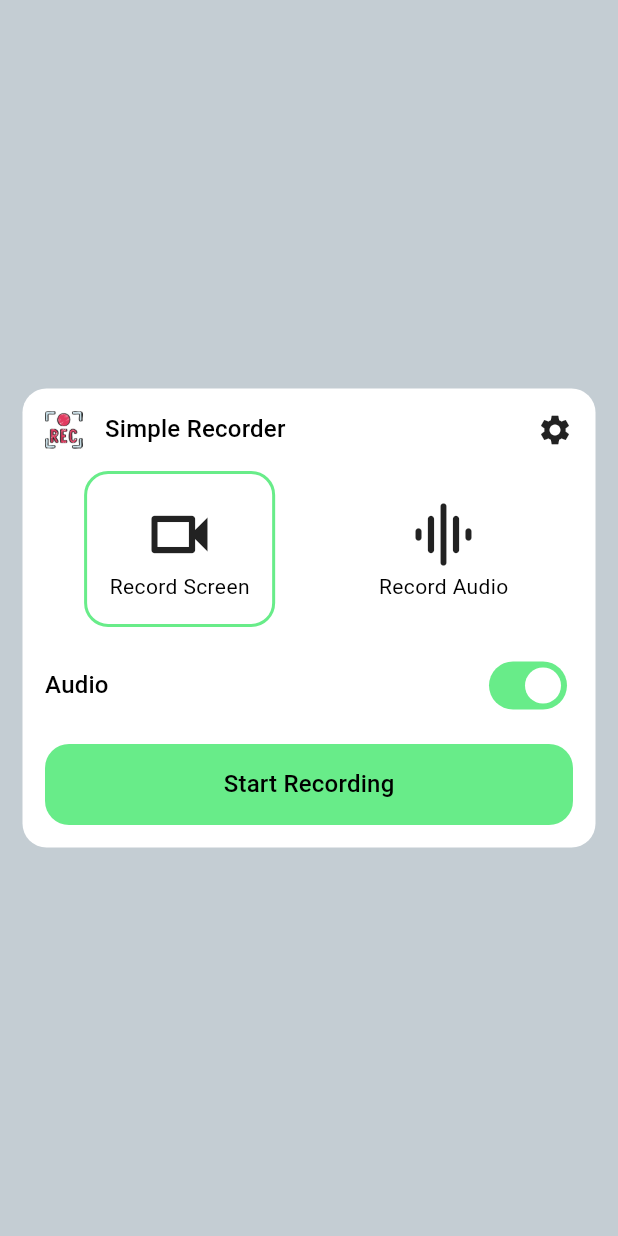
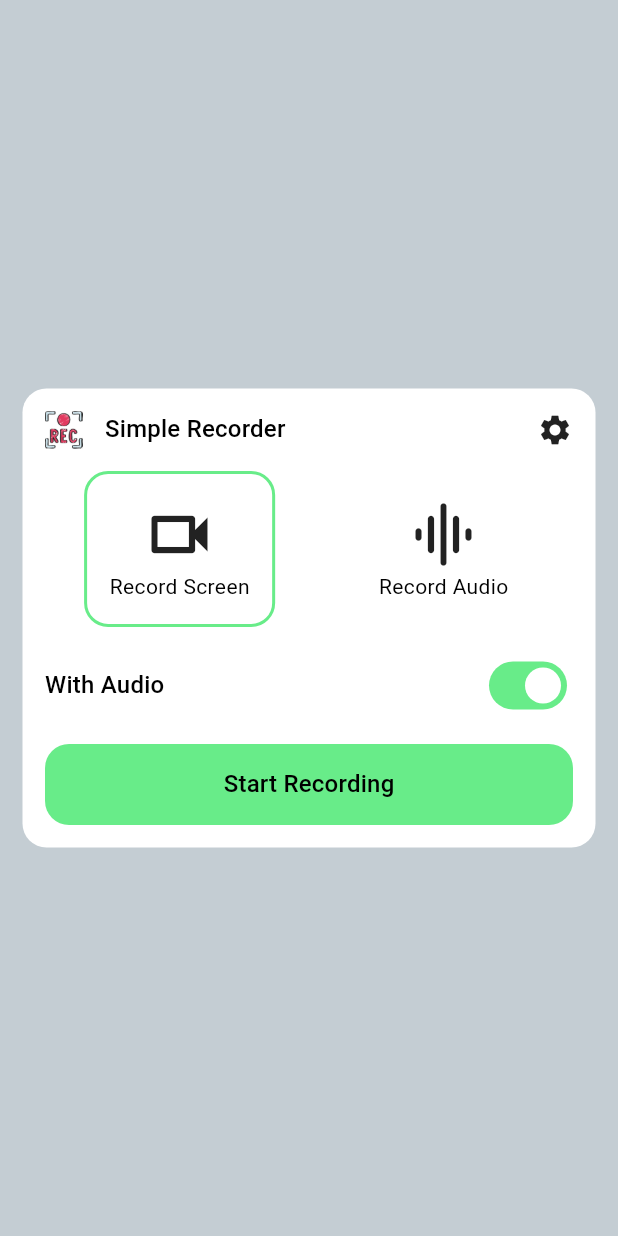
Before and after one commit to jchocola/screen_audio_recorder, a Flutter app: the screen it shows after launch, after a tap on "Record Screen", on a phone screen of 412 x 824 dp. Run offline on Flutter 3.47's test engine with Material 3 defaults, Android fonts, the phone set to English and light mode, and no system bars; our stand-ins replace easy_localization, equatable, flutter_bloc, logger; missing offline and left inert: easy_localization_loader, fft_recorder_ui, flutter_recorder, flutter_screen_recording.

Commit message:
translated app

```diff
--- /dev/null
+++ b/lib/core/app_text/app_text.dart
@@ -0,0 +1,23 @@
+// ignore_for_file: constant_identifier_names
+
+class AppText {
+  static const String simple_recoder = 'simple_recoder';
+  static const String audio_recording = 'audio_recording';
+
+  static const String screen_recording = 'screen_recording';
+  static const String language = 'language';
+  static const String legal_info = 'legal_info';
+  static const String about = 'about';
+  static const String record_screen = 'record_screen';
+  static const String record_audio = 'record_audio';
+  static const String start_recording = 'start_recording';
+  static const String with_audio = 'with_audio';
+  static const String without_audio = 'without_audio';
+  static const String mono = 'mono';
+  static const String stereo = 'stereo';
+  static const String stop_recording = 'stop_recording';
+  static const String version = 'version';
+  static const String build_date = 'build_date';
+  static const String developer = 'developer';
+  static const String support = 'support';
+}
--- a/lib/core/theme/app_theme.dart
+++ b/lib/core/theme/app_theme.dart
@@ -9,6 +9,7 @@ final appTheme = ThemeData(
     primaryContainer: AppColor.white,
 
     secondary: AppColor.gray,
+    secondaryFixed: AppColor.black,
 
 
     error: AppColor.red,
--- a/lib/feature/main/presentation/main_page.dart
+++ b/lib/feature/main/presentation/main_page.dart
@@ -1,5 +1,7 @@
+import 'package:easy_localization/easy_localization.dart';
 import 'package:flutter/material.dart';
 import 'package:flutter_bloc/flutter_bloc.dart';
+import 'package:recorder_app/core/app_text/app_text.dart';
 import 'package:recorder_app/core/constant/app_constant.dart';
 import 'package:recorder_app/core/icon/app_icon.dart';
 import 'package:recorder_app/core/snack_bar/show_error_snackbar.dart';
@@ -50,7 +52,7 @@ class MainPage extends StatelessWidget {
                       mainAxisAlignment: .spaceAround,
                       children: [
                         ModeCard(
-                          modeName: 'Record Screen',
+                          modeName: context.tr(AppText.record_screen),
                           icon: AppIcon.recordIcon,
                           isSelected: state.isRecordScreen,
                           onTap: () => context.read<RecorderBloc>().add(
@@ -58,7 +60,7 @@ class MainPage extends StatelessWidget {
                           ),
                         ),
                         ModeCard(
-                          modeName: 'Record Audio',
+                          modeName: context.tr(AppText.record_audio),
                           icon: AppIcon.audioIcon,
                           isSelected: !state.isRecordScreen,
                           onTap: () => context.read<RecorderBloc>().add(
@@ -73,7 +75,7 @@ class MainPage extends StatelessWidget {
                         : _audioRecorderParams(context),
 
                     BigButton(
-                      title: 'Start Recording',
+                      title: context.tr(AppText.start_recording),
                       onTap: () => context.read<RecorderBloc>().add(
                         RecorderBlocEvent_startRecordingTapped(),
                       ),
@@ -100,7 +102,7 @@ class MainPage extends StatelessWidget {
     return Column(
       children: [
         ParameterListile(
-          title: 'Audio',
+          title: recorderBloc_l is RecorderBlocState_preparing ?  recorderBloc_l.recordVideoWithAudio ? context.tr(AppText.with_audio) : context.tr(AppText.without_audio): '',
           switchValue: recorderBloc_l is RecorderBlocState_preparing
               ? recorderBloc_l.recordVideoWithAudio
               : false,
@@ -119,8 +121,8 @@ class MainPage extends StatelessWidget {
         ParameterListile(
           title: recorderBloc_l is RecorderBlocState_preparing
               ? recorderBloc_l.recordChannelIsMono
-                    ? 'Audio Channel - Mono'
-                    : 'Audio Channel - Stereo'
+                    ? context.tr(AppText.mono)
+                    : context.tr(AppText.stereo)
               : '',
           switchValue: recorderBloc_l is RecorderBlocState_preparing
               ? recorderBloc_l.recordChannelIsMono
--- a/lib/feature/main/widget/app_menu.dart
+++ b/lib/feature/main/widget/app_menu.dart
@@ -1,8 +1,11 @@
+import 'package:easy_localization/easy_localization.dart';
 import 'package:flutter/material.dart';
 import 'package:flutter_bloc/flutter_bloc.dart';
+import 'package:recorder_app/core/app_text/app_text.dart';
 import 'package:recorder_app/core/constant/app_constant.dart';
 import 'package:recorder_app/core/icon/app_icon.dart';
 import 'package:recorder_app/feature/main/modal/app_info_modal.dart';
+import 'package:recorder_app/feature/main/modal/language_modal.dart';
 import 'package:recorder_app/feature/recorder/bloc/recorder_bloc.dart';
 import 'package:recorder_app/main.dart';
 import 'package:recorder_app/shared/app_logo.dart';
@@ -23,6 +26,14 @@ class AppMenu extends StatelessWidget {
       );
     }
 
+     void onLanguageTapped() {
+      showModalBottomSheet(
+        context: context,
+        showDragHandle: true,
+        builder: (context) => LanguageModal(),
+      );
+    }
+
     Future<void> onLegalInfoTapped() async {
       if (!await launchUrl(Uri.parse(AppConstant.pravicyPolicyUrl))) {
         logger.e('Failed to launch ');
@@ -37,17 +48,17 @@ class AppMenu extends StatelessWidget {
           builder: (context, state) {
             if (state is RecorderBlocState_recordingAudio) {
               return Text(
-                'Audio Recording',
+                context.tr(AppText.audio_recording),
                 style: theme.textTheme.titleMedium,
               );
             } else if (state is RecorderBlocState_recordingScreen) {
               return Text(
-                'Screen Recording',
+                context.tr(AppText.screen_recording),
                 style: theme.textTheme.titleMedium,
               );
             } else {
               return Text(
-                'Simple Recorder',
+                context.tr(AppText.simple_recoder),
                 style: theme.textTheme.titleMedium,
               );
             }
@@ -59,17 +70,24 @@ class AppMenu extends StatelessWidget {
           itemBuilder: (context) {
             return [
               PopupMenuItem(
+                 onTap: onLanguageTapped,
                 child: Row(
                   spacing: AppConstant.appPadding,
-                  children: [Icon(AppIcon.languageIcon), Text('Language')],
+                  children: [
+                    Icon(AppIcon.languageIcon),
+                    Text(context.tr(AppText.language)),
+                  ],
                 ),
               ),
 
               PopupMenuItem(
-                 onTap: onLegalInfoTapped,
+                onTap: onLegalInfoTapped,
                 child: Row(
                   spacing: AppConstant.appPadding,
-                  children: [Icon(AppIcon.legalInfoIcon), Text('Legal Info')],
+                  children: [
+                    Icon(AppIcon.legalInfoIcon),
+                    Text(context.tr(AppText.legal_info)),
+                  ],
                 ),
               ),
 
@@ -77,7 +95,10 @@ class AppMenu extends StatelessWidget {
                 onTap: onAboutAppTapped,
                 child: Row(
                   spacing: AppConstant.appPadding,
-                  children: [Icon(AppIcon.infoIcon), Text('About')],
+                  children: [
+                    Icon(AppIcon.infoIcon),
+                    Text(context.tr(AppText.about)),
+                  ],
                 ),
               ),
             ];
--- a/lib/feature/recorder/presentation/recording_bar.dart
+++ b/lib/feature/recorder/presentation/recording_bar.dart
@@ -1,5 +1,7 @@
+import 'package:easy_localization/easy_localization.dart';
 import 'package:flutter/material.dart';
 import 'package:flutter_bloc/flutter_bloc.dart';
+import 'package:recorder_app/core/app_text/app_text.dart';
 import 'package:recorder_app/core/constant/app_constant.dart';
 import 'package:recorder_app/feature/recorder/bloc/recorder_bloc.dart';
 import 'package:recorder_app/shared/recording_parameters.dart';
@@ -20,7 +22,7 @@ class RecordingBar extends StatelessWidget {
             children: [
               RecordingParameters(),
               state is RecorderBlocState_recordingAudio ?  AudioWave() : Container(),
-              BigButton(title: 'Stop Recording', onTap: ()=> context.read<RecorderBloc>().add(RecorderBlocEvent_stopRecordingTapped()),),
+              BigButton(title: context.tr(AppText.stop_recording), onTap: ()=> context.read<RecorderBloc>().add(RecorderBlocEvent_stopRecordingTapped()),),
              // BigButton(isNegative: true, title: 'Hold to delete record'),
             ],
           );
--- a/lib/main.dart
+++ b/lib/main.dart
@@ -1,3 +1,5 @@
+import 'package:easy_localization/easy_localization.dart';
+import 'package:easy_localization_loader/easy_localization_loader.dart';
 import 'package:flutter/material.dart';
 import 'package:flutter_bloc/flutter_bloc.dart';
 import 'package:logger/logger.dart';
@@ -8,8 +10,18 @@ import 'package:recorder_app/feature/recorder/bloc/recorder_bloc.dart';
 
 final logger = Logger();
 
-void main() {
-  runApp(const MyApp());
+void main() async {
+  WidgetsFlutterBinding.ensureInitialized();
+  await EasyLocalization.ensureInitialized();
+  runApp(
+    EasyLocalization(
+      supportedLocales: [Locale('en'), Locale('ru'), Locale('vi')],
+      path: 'assets/translations',
+      fallbackLocale: Locale('en'),
+      assetLoader: JsonAssetLoader(),
+      child: const MyApp(),
+    ),
+  );
 }
 
 class MyApp extends StatelessWidget {
@@ -20,7 +32,10 @@ class MyApp extends StatelessWidget {
     return MultiBlocProvider(
       providers: [BlocProvider(create: (context) => RecorderBloc())],
       child: MaterialApp(
-        title: 'Flutter Demo',
+        localizationsDelegates: context.localizationDelegates,
+        supportedLocales: context.supportedLocales,
+        locale: context.locale,
+        title: 'Simple Recoder',
         theme: appTheme,
         home: HomePage(),
         debugShowCheckedModeBanner: false,
--- a/pubspec.yaml
+++ b/pubspec.yaml
@@ -42,6 +42,8 @@ dependencies:
   flutter_recorder: ^1.1.2
   flutter_screen_recording: ^2.0.24
   url_launcher: ^6.3.2
+  easy_localization: ^3.0.8
+  easy_localization_loader: ^2.0.2
 
 dev_dependencies:
   flutter_test:
@@ -68,6 +70,7 @@ flutter:
   # To add assets to your application, add an assets section, like this:
   assets:
     - assets/logo.png
+    - assets/translations/
 
 
   # An image asset can refer to one or more resolution-specific "variants", see
```
Also changed, not shown: assets/translations/en.json (added, +20 -0 lines), assets/translations/ru.json (added, +20 -0 lines), assets/translations/vi.json (added, +20 -0 lines), lib/feature/main/modal/app_info_modal.dart (+7 -5 lines), lib/feature/main/modal/language_modal.dart (added, +27 -0 lines), pubspec.lock, 3 other files.
